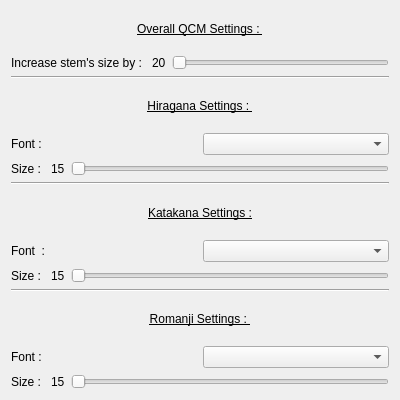
Qt form fntsetting.ui (Aryetis/Obenkyobo) before a commit.
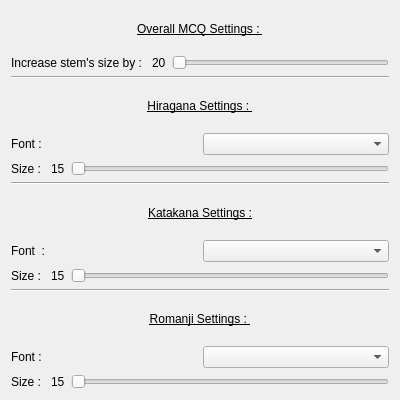
The same form after that commit.

What changed in the file:
```diff
--- a/fntsetting.ui
+++ b/fntsetting.ui
@@ -33,7 +33,7 @@
         </font>
        </property>
        <property name="text">
-        <string>Overall QCM Settings : </string>
+        <string>Overall MCQ Settings : </string>
        </property>
        <property name="alignment">
         <set>Qt::AlignCenter</set>
```
